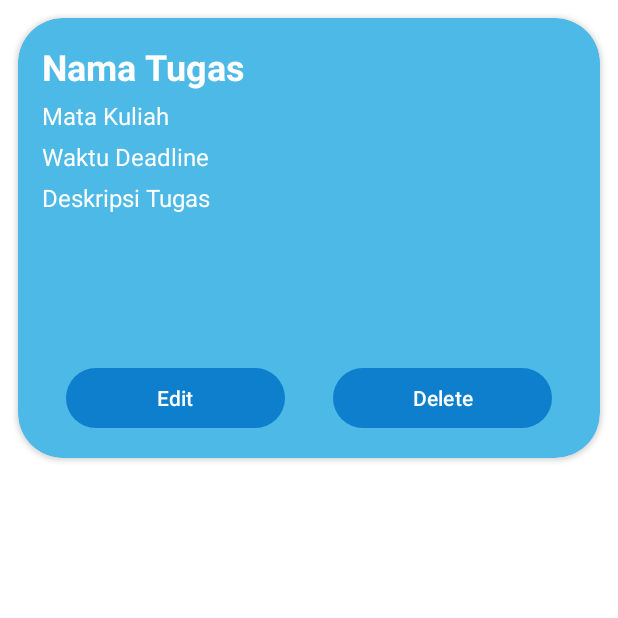
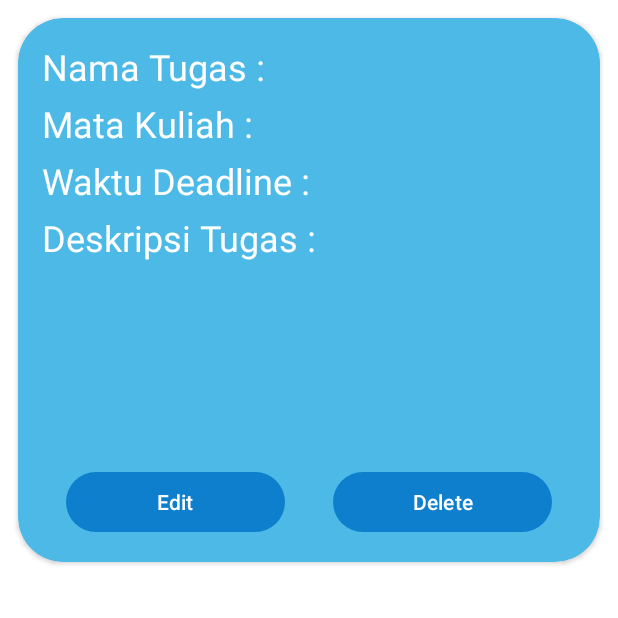
Before and after one commit to Imamh28/tubes_praktikum_mobile, an Android app: the DetailActivity screen opened directly, with no data from a screen before it, on a phone screen of 412 x 824 dp, the top half of it. Run offline under Robolectric (Android 15) with nearby library versions, the phone set to English and light mode, and no system bars; 2 statements that could not run were skipped.

Commit message:
Memperbarui layout detail

```diff
--- a/app/src/main/res/layout/activity_detail.xml
+++ b/app/src/main/res/layout/activity_detail.xml
@@ -27,10 +27,10 @@
                 android:id="@+id/task_name"
                 android:layout_width="0dp"
                 android:layout_height="wrap_content"
-                android:text="Nama Tugas"
+                android:text="Nama Tugas : "
                 android:textColor="@color/white"
                 android:textSize="24sp"
-                android:textStyle="bold"
+                android:textStyle="normal"
                 app:layout_constraintEnd_toEndOf="parent"
                 app:layout_constraintStart_toStartOf="parent"
                 app:layout_constraintTop_toTopOf="parent" />
@@ -40,9 +40,10 @@
                 android:layout_width="0dp"
                 android:layout_height="wrap_content"
                 android:layout_marginTop="5dp"
-                android:text="Mata Kuliah"
+                android:text="Mata Kuliah : "
+                android:textStyle="normal"
                 android:textColor="@color/white"
-                android:textSize="16sp"
+                android:textSize="24sp"
                 app:layout_constraintEnd_toEndOf="@id/task_name"
                 app:layout_constraintStart_toStartOf="@id/task_name"
                 app:layout_constraintTop_toBottomOf="@id/task_name" />
@@ -52,9 +53,10 @@
                 android:layout_width="0dp"
                 android:layout_height="wrap_content"
                 android:layout_marginTop="5dp"
-                android:text="Waktu Deadline"
+                android:text="Waktu Deadline : "
                 android:textColor="@color/white"
-                android:textSize="16sp"
+                android:textSize="24sp"
+                android:textStyle="normal"
                 app:layout_constraintEnd_toEndOf="@id/task_name"
                 app:layout_constraintStart_toStartOf="@id/task_name"
                 app:layout_constraintTop_toBottomOf="@id/task_subject_name" />
@@ -65,9 +67,10 @@
                 android:layout_height="wrap_content"
                 android:layout_marginTop="5dp"
                 android:lines="5"
-                android:text="Deskripsi Tugas"
+                android:text="Deskripsi Tugas : "
                 android:textColor="@color/white"
-                android:textSize="16sp"
+                android:textSize="24sp"
+                android:textStyle="normal"
                 app:layout_constraintEnd_toEndOf="@id/task_name"
                 app:layout_constraintStart_toStartOf="@id/task_name"
                 app:layout_constraintTop_toBottomOf="@id/task_deadline" />
```
